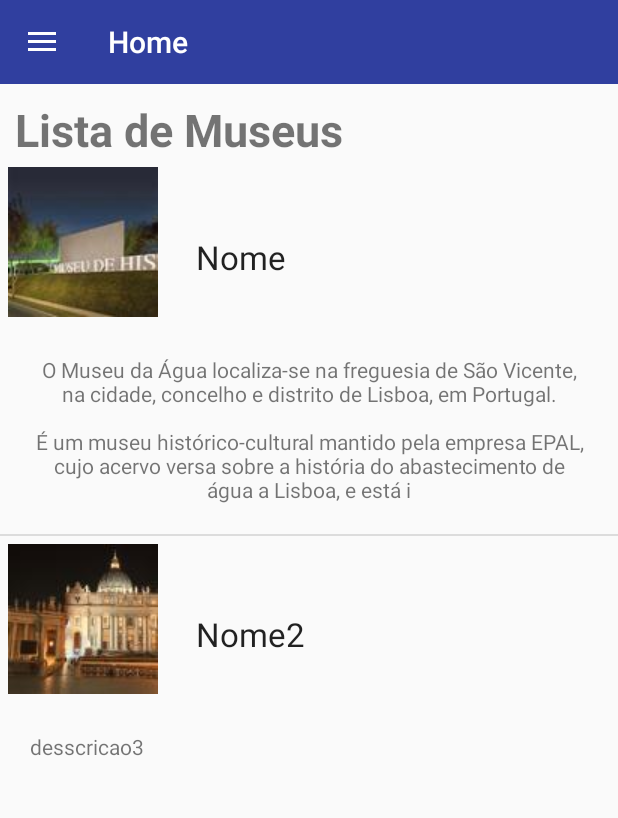
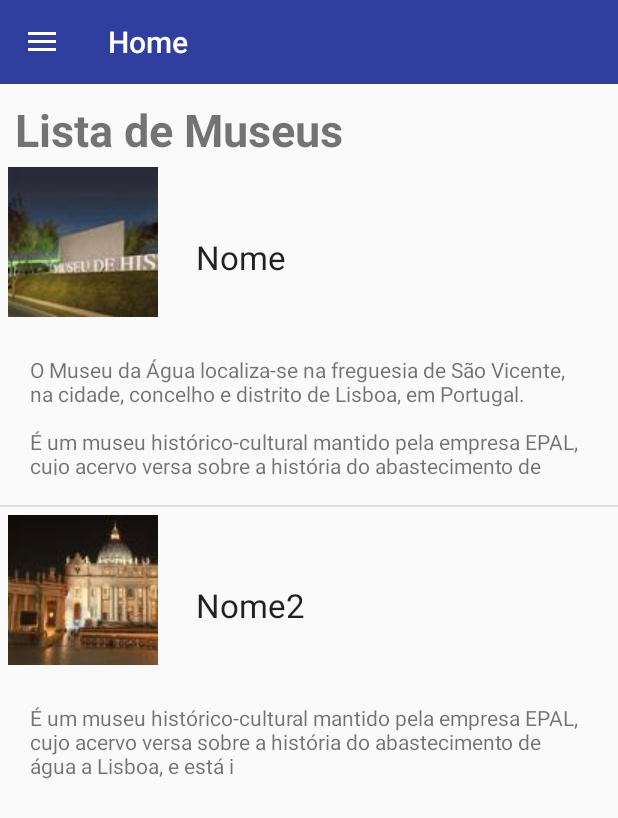
Before and after one commit to HelderFSFerreira/ARMuseu, an Android app: the fragment MuseusFragment placed in its activity, on a phone screen of 412 x 824 dp. Shown: the top 818 px of the screen. Run offline under Robolectric (Android 15) with nearby library versions, the phone set to English and light mode, and no system bars.

Commit message:
-ajeitei layouts

```diff
--- a/app/src/main/java/com/example/helde/armuseu/MuseusFragment.java
+++ b/app/src/main/java/com/example/helde/armuseu/MuseusFragment.java
@@ -32,7 +32,7 @@ public class MuseusFragment extends ListFragment {
     Museu m = new Museu("Nome","O Museu da Água localiza-se na freguesia de São Vicente, na cidade, concelho e distrito de Lisboa, em Portugal.\n" +
             "\n" +
             "É um museu histórico-cultural mantido pela empresa EPAL, cujo acervo versa sobre a história do abastecimento de água a Lisboa, e está i",R.drawable.m);
-    Museu m2 = new Museu("Nome2","desscricao3",R.drawable.m2);
+    Museu m2 = new Museu("Nome2","É um museu histórico-cultural mantido pela empresa EPAL, cujo acervo versa sobre a história do abastecimento de água a Lisboa, e está i",R.drawable.m2);
 
 
     @Override
--- a/app/src/main/res/layout/museulist.xml
+++ b/app/src/main/res/layout/museulist.xml
@@ -5,14 +5,14 @@
 
     <LinearLayout
         android:orientation="vertical"
-        android:layout_width="wrap_content"
-        android:layout_height="wrap_content"
+        android:layout_width="match_parent"
+        android:layout_height="match_parent"
         android:layout_alignParentTop="true"
         android:layout_centerHorizontal="true">
 
         <LinearLayout
             android:orientation="horizontal"
-            android:layout_width="wrap_content"
+            android:layout_width="match_parent"
             android:layout_height="wrap_content">
 
             <ImageView
@@ -35,12 +35,12 @@
 
         <TextView
             android:layout_width="wrap_content"
-            android:layout_height="wrap_content"
+            android:layout_height="120dp"
             android:paddingLeft="5dp"
             android:paddingTop="20dp"
-            android:gravity="center"
+            android:gravity="left"
             android:padding="20dp"
-            android:text="descricao descricao descricao descricao descricao descricao descricao descricao descricao descricao descricao descricao descricao descricao descricao descricao descricao descricao descricao descricao descricao descricao descricao descricao descricao descricao descricao descricao descricao descricao "
+            android:text="Descrição"
             android:id="@+id/id_descricao" />
     </LinearLayout>
 </RelativeLayout>
```
Also changed, not shown: app/src/main/java/com/example/helde/armuseu/MuseuActivity.java (+5 -2 lines), app/src/main/res/layout/obralist.xml (+4 -4 lines).
